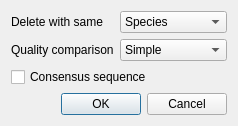
Old version of the form ui/Reduction.ui in the repository pkviatko/SHaRK.
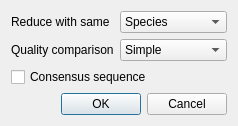
New version of the form.

Commit message: Complete block interface files

```diff
--- a/ui/Reduction.ui
+++ b/ui/Reduction.ui
@@ -17,7 +17,7 @@
    <item row="0" column="0">
     <widget class="QLabel" name="label">
      <property name="text">
-      <string>Delete with same</string>
+      <string>Reduce with same</string>
      </property>
     </widget>
    </item>
```
The commit also changes 2 other files.
